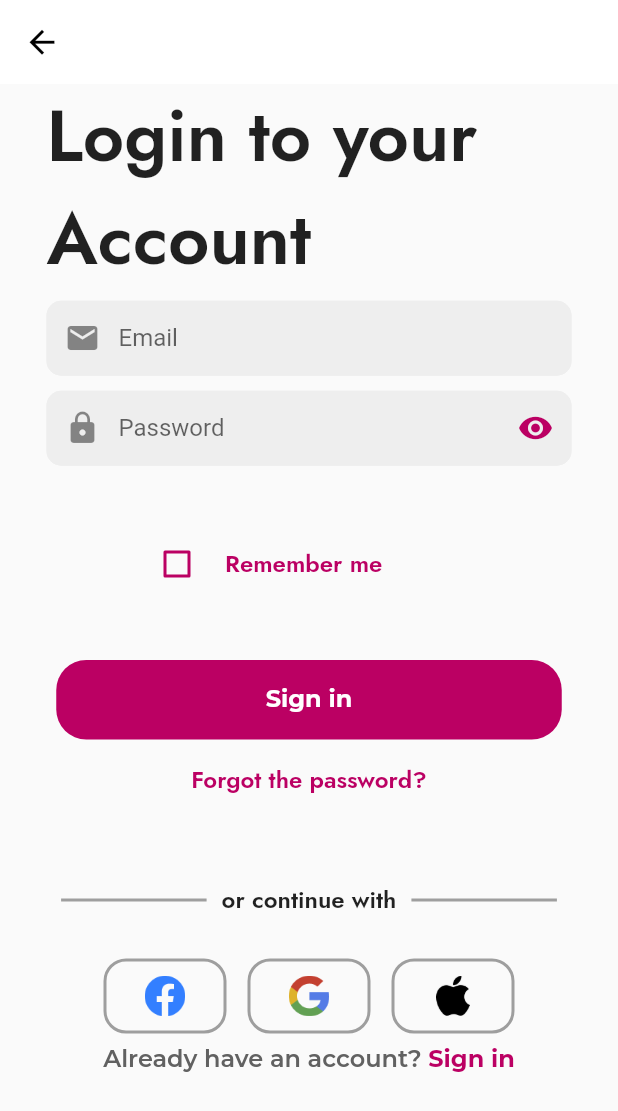
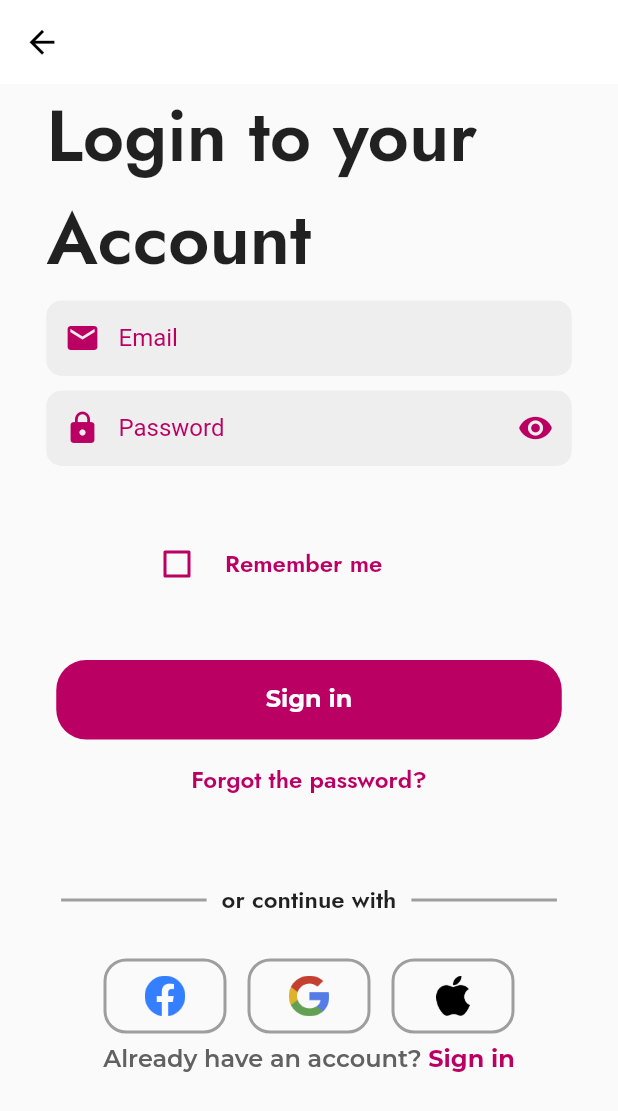
Before and after one commit to anirbas2008/register_app, a Flutter app: the screen it shows after launch, on a phone screen of 412 x 824 dp. Shown: the top 1111 px of the screen. Run offline on Flutter 3.47's test engine with Material 2 defaults, Android fonts, the phone set to English and light mode, and no system bars.

Commit message:
Update first_screen.dart

```diff
--- a/lib/src/screens/first_screen.dart
+++ b/lib/src/screens/first_screen.dart
@@ -70,7 +70,9 @@ class _HomeScreenState extends State<HomeScreen> {
                               borderRadius: BorderRadius.circular(10),
                             ),
                             labelText: "Email",
+                            labelStyle: TextStyle(color: Color(0xffbb0063)),
                             prefixIcon: const Icon(Icons.mail),
+                            prefixIconColor: Color(0xffbb0063),
                             filled: true,
                             fillColor: Colors.grey.shade200),
                       ),
@@ -105,7 +107,9 @@ class _HomeScreenState extends State<HomeScreen> {
                             borderRadius: BorderRadius.circular(10),
                           ),
                           labelText: "Password",
+                          labelStyle: TextStyle(color: Color(0xffbb0063)),
                           prefixIcon: const Icon(Icons.lock),
+                          prefixIconColor: Color(0xffbb0063),
                           filled: true,
                           fillColor: Colors.grey.shade200,
                           suffixIcon: icon(),
```
